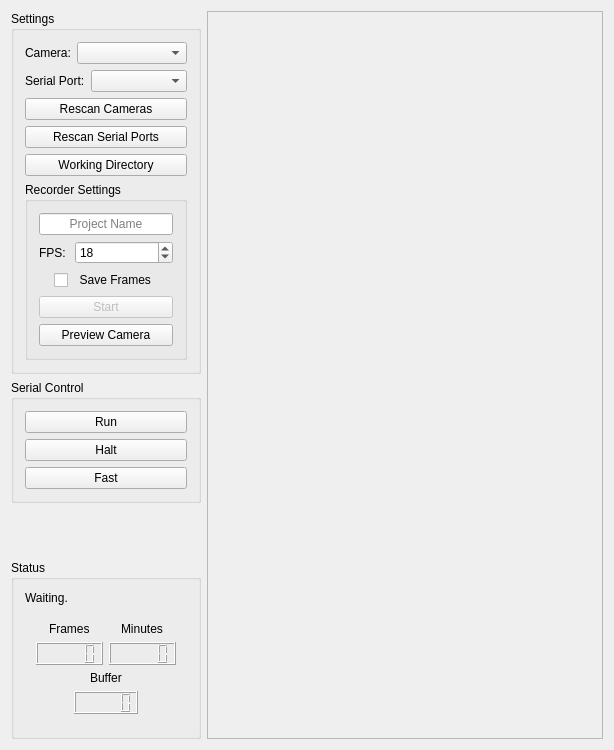
The window that src/forms/mainwindow.ui (vale981/Taevitas) describes before a commit, drawn with Qt 5.
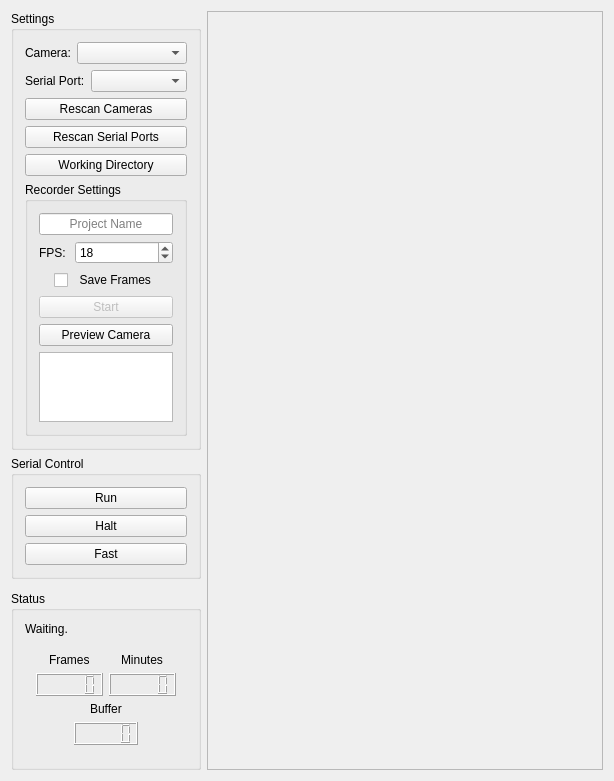
The same window after the commit.

Commit message: A first Try on Serial.

```diff
--- a/src/forms/mainwindow.ui
+++ b/src/forms/mainwindow.ui
@@ -7,7 +7,7 @@
     <x>0</x>
     <y>0</y>
     <width>614</width>
-    <height>750</height>
+    <height>767</height>
    </rect>
   </property>
   <property name="sizePolicy">
@@ -253,6 +253,13 @@
             </property>
            </widget>
           </item>
+          <item>
+           <widget class="QPlainTextEdit" name="serialMon">
+            <property name="readOnly">
+             <bool>true</bool>
+            </property>
+           </widget>
+          </item>
          </layout>
         </widget>
        </item>
```
The commit also changes 2 other files.
